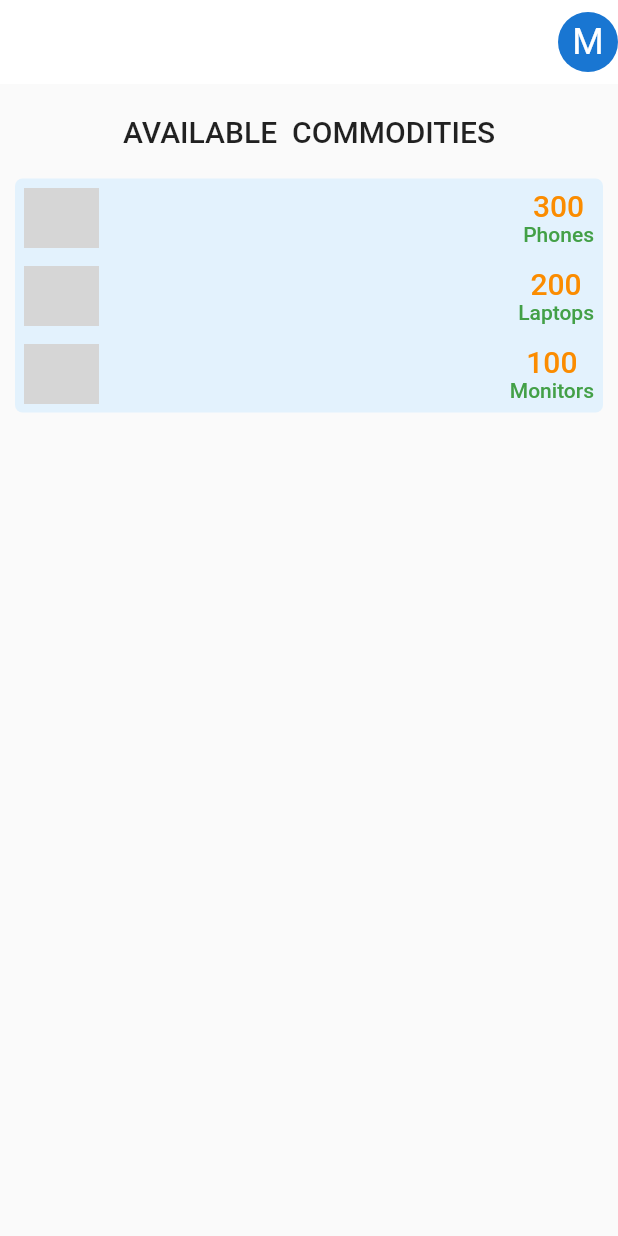
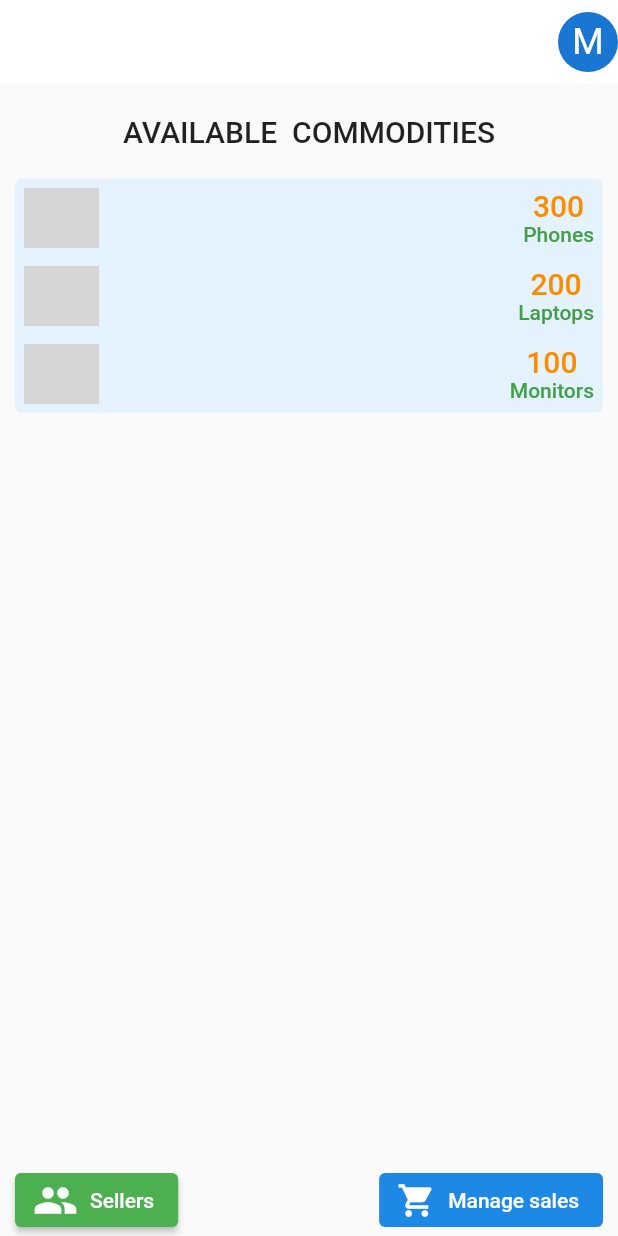
Before and after one commit to Brian-mula/shikisha_admin, a Flutter app: the screen it shows after launch, on a phone screen of 412 x 824 dp. Run offline on Flutter 3.47's test engine with Material 2 defaults, Android fonts, the phone set to English and light mode, and no system bars; our stand-ins replace flutter_riverpod; network calls fail; grey boxes are pictures that could not be loaded.

Commit message:
implemented sellers page

```diff
--- a/lib/main.dart
+++ b/lib/main.dart
@@ -1,5 +1,6 @@
 import 'package:flutter/material.dart';
 import 'package:shikishaadmin/views/home_page.dart';
+import 'package:shikishaadmin/views/sellers.dart';
 
 void main() {
   runApp(const MyApp());
@@ -12,11 +13,16 @@ class MyApp extends StatelessWidget {
   @override
   Widget build(BuildContext context) {
     return MaterialApp(
-        debugShowCheckedModeBanner: false,
-        title: 'Flutter Demo',
-        theme: ThemeData(
-          primarySwatch: Colors.blue,
-        ),
-        home: const HomeScreen());
+      debugShowCheckedModeBanner: false,
+      title: 'Flutter Demo',
+      theme: ThemeData(
+        primarySwatch: Colors.blue,
+      ),
+      initialRoute: "/",
+      routes: {
+        '/': (context) => const HomeScreen(),
+        '/sellers': (context) => const Sellers()
+      },
+    );
   }
 }
--- a/lib/views/home_page.dart
+++ b/lib/views/home_page.dart
@@ -88,7 +88,45 @@ class HomeScreen extends ConsumerWidget {
                       )),
                 )
               ],
-            ))
+            )),
+            const Spacer(),
+            Row(
+              mainAxisAlignment: MainAxisAlignment.spaceBetween,
+              children: [
+                ElevatedButton.icon(
+                    style: ButtonStyle(
+                        backgroundColor:
+                            MaterialStateProperty.all(Colors.green.shade500)),
+                    onPressed: () {
+                      Navigator.pushNamed(context, "/sellers");
+                    },
+                    icon: const Icon(
+                      Icons.people,
+                      size: 30,
+                      color: Colors.white,
+                    ),
+                    label: InfoText(
+                      text: "Sellers",
+                      textstyle: theme.textTheme.bodyLarge!
+                          .copyWith(color: Colors.white),
+                    )),
+                ElevatedButton.icon(
+                    style: ButtonStyle(
+                        backgroundColor:
+                            MaterialStateProperty.all(Colors.blue.shade600)),
+                    onPressed: null,
+                    icon: const Icon(
+                      Icons.shopping_cart,
+                      size: 26,
+                      color: Colors.white,
+                    ),
+                    label: InfoText(
+                      text: "Manage sales",
+                      textstyle: theme.textTheme.bodyLarge!
+                          .copyWith(color: Colors.white),
+                    ))
+              ],
+            )
           ],
         ),
       ),
```
Also changed, not shown: lib/views/sellers.dart (added, +69 -0 lines).
